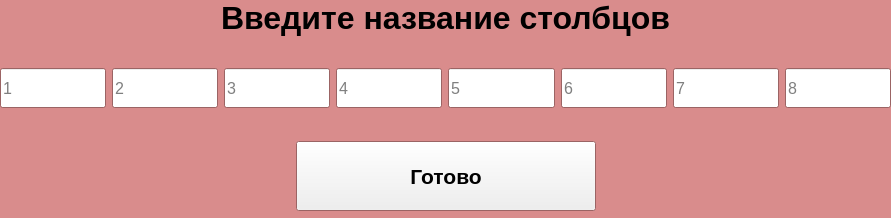
Before: the Qt Designer form create.ui in AnGREATern/kanbaner, drawn with Qt 5.
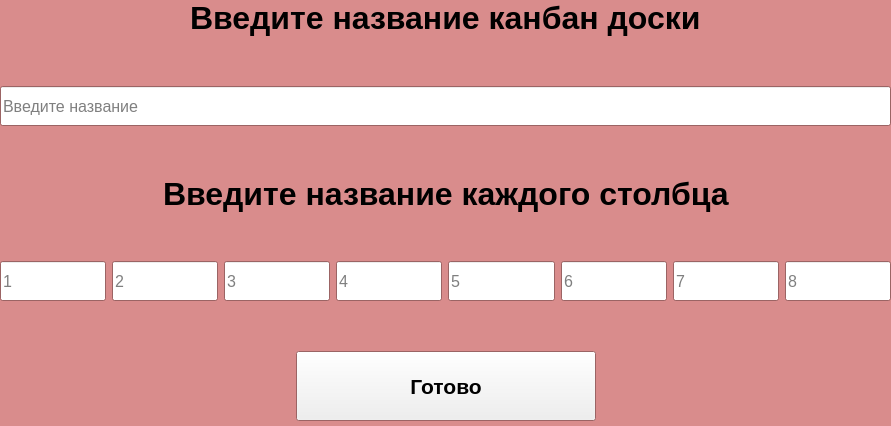
After: the same form once the commit is applied.

Commit message: Удаление досок

Patch:
```diff
--- a/create.ui
+++ b/create.ui
@@ -7,7 +7,7 @@
     <x>0</x>
     <y>0</y>
     <width>891</width>
-    <height>218</height>
+    <height>426</height>
    </rect>
   </property>
   <property name="palette">
@@ -92,7 +92,7 @@
      <x>0</x>
      <y>0</y>
      <width>891</width>
-     <height>211</height>
+     <height>421</height>
     </rect>
    </property>
    <layout class="QVBoxLayout" name="verticalLayout">
@@ -124,7 +124,7 @@
          </font>
         </property>
         <property name="text">
-         <string>Введите название столбцов</string>
+         <string>Введите название канбан доски</string>
         </property>
        </widget>
       </item>
@@ -143,6 +143,40 @@
       </item>
      </layout>
     </item>
+    <item>
+     <spacer name="verticalSpacer_4">
+      <property name="orientation">
+       <enum>Qt::Vertical</enum>
+      </property>
+      <property name="sizeHint" stdset="0">
+       <size>
+        <width>20</width>
+        <height>40</height>
+       </size>
+      </property>
+     </spacer>
+    </item>
+    <item>
+     <widget class="QLineEdit" name="leName">
+      <property name="enabled">
+       <bool>true</bool>
+      </property>
+      <property name="minimumSize">
+       <size>
+        <width>0</width>
+        <height>40</height>
+       </size>
+      </property>
+      <property name="font">
+       <font>
+        <pointsize>12</pointsize>
+       </font>
+      </property>
+      <property name="placeholderText">
+       <string>Введите название</string>
+      </property>
+     </widget>
+    </item>
     <item>
      <spacer name="verticalSpacer_2">
       <property name="orientation">
@@ -156,6 +190,63 @@
       </property>
      </spacer>
     </item>
+    <item>
+     <layout class="QHBoxLayout" name="horizontalLayout_4">
+      <item>
+       <spacer name="horizontalSpacer_6">
+        <property name="orientation">
+         <enum>Qt::Horizontal</enum>
+        </property>
+        <property name="sizeHint" stdset="0">
+         <size>
+          <width>40</width>
+          <height>20</height>
+         </size>
+        </property>
+       </spacer>
+      </item>
+      <item>
+       <widget class="QLabel" name="label_3">
+        <property name="font">
+         <font>
+          <pointsize>24</pointsize>
+          <weight>75</weight>
+          <bold>true</bold>
+         </font>
+        </property>
+        <property name="text">
+         <string>Введите название каждого столбца</string>
+        </property>
+       </widget>
+      </item>
+      <item>
+       <spacer name="horizontalSpacer_5">
+        <property name="orientation">
+         <enum>Qt::Horizontal</enum>
+        </property>
+        <property name="sizeHint" stdset="0">
+         <size>
+          <width>40</width>
+          <height>20</height>
+         </size>
+        </property>
+       </spacer>
+      </item>
+     </layout>
+    </item>
+    <item>
+     <spacer name="verticalSpacer_3">
+      <property name="orientation">
+       <enum>Qt::Vertical</enum>
+      </property>
+      <property name="sizeHint" stdset="0">
+       <size>
+        <width>20</width>
+        <height>40</height>
+       </size>
+      </property>
+     </spacer>
+    </item>
     <item>
      <layout class="QHBoxLayout" name="horizontalLayout">
       <item>
```
The commit also changes 1 other file.
